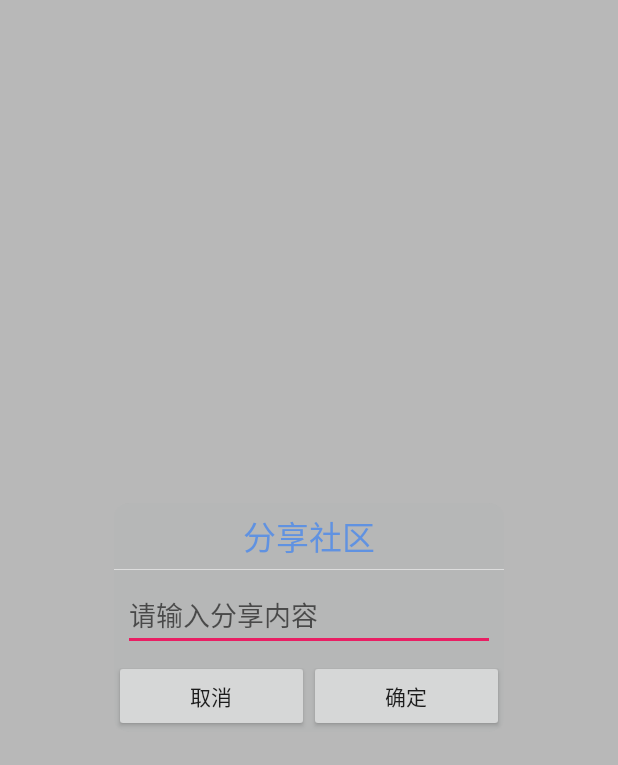
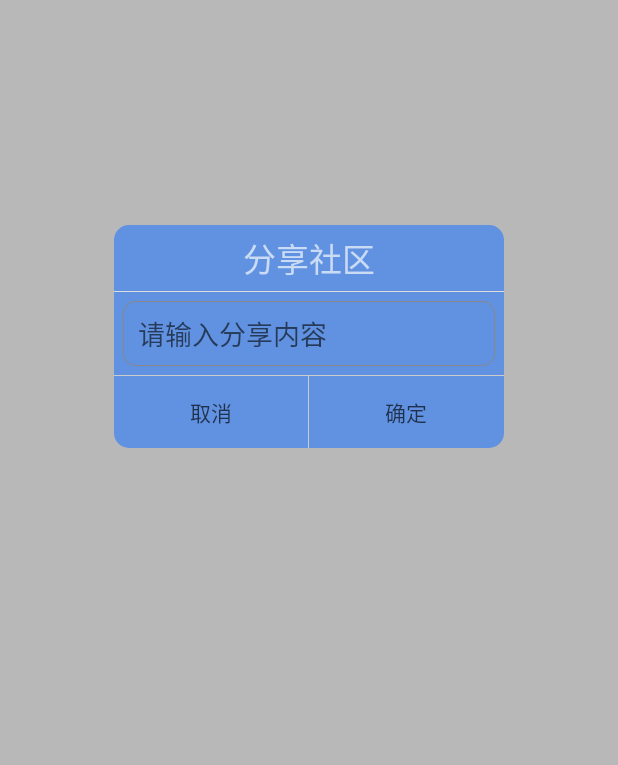
Before and after one commit to 1004145468/FaceAuth, an Android app: the layout dialog_communication.xml on its own in the app's theme, with its tools: preview values and no code run, on a phone screen of 412 x 824 dp. Shown: the top 765 px of the screen. Run offline under Robolectric (Android 15) with nearby library versions, the phone set to English and light mode, and no system bars.

```diff
--- a/FaceAuth/app/src/main/AndroidManifest.xml
+++ b/FaceAuth/app/src/main/AndroidManifest.xml
@@ -74,7 +74,8 @@
         <activity
             android:name=".ShareActivity"
             android:theme="@style/translucent_theme" />
-        <activity android:name=".UserDetailActivity"></activity>
+        <activity android:name=".UserDetailActivity" />
+        <activity android:name=".WorksActivity"></activity>
     </application>
 
 </manifest>
--- a/FaceAuth/app/src/main/java/com/xtu/faceauth/bean/Works.java
+++ b/FaceAuth/app/src/main/java/com/xtu/faceauth/bean/Works.java
@@ -12,6 +12,8 @@ public class Works extends BmobObject{
     private String Content;   //分享的内容说明
 
     private String worksPath; //分享作品的网络存储地址
+
+    public Works(){}
 
     public Works(TYUser mAuthor, String content, String worksPath) {
         this.mAuthor = mAuthor;
--- a/FaceAuth/app/src/main/java/com/xtu/faceauth/fragment/OwnerFragment.java
+++ b/FaceAuth/app/src/main/java/com/xtu/faceauth/fragment/OwnerFragment.java
@@ -18,6 +18,7 @@ import com.xtu.faceauth.MainActivity;
 import com.xtu.faceauth.PersonDetail;
 import com.xtu.faceauth.R;
 import com.xtu.faceauth.SafeActivity;
+import com.xtu.faceauth.WorksActivity;
 import com.xtu.faceauth.bean.TYUser;
 import com.xtu.faceauth.utils.BmobUtils;
 import com.xtu.faceauth.utils.ImageUtils;
@@ -100,7 +101,8 @@ public class OwnerFragment extends Fragment implements View.OnClickListener {
                 mActivity.startActivity(intent);
                 break;
             case R.id.id_mworks:
-
+                intent.setClass(getActivity(), WorksActivity.class);
+                mActivity.startActivity(intent);
                 break;
             case R.id.id_safe:
                 intent.setClass(getActivity(), SafeActivity.class);
--- a/FaceAuth/app/src/main/java/com/xtu/faceauth/utils/ProgressbarUtils.java
+++ b/FaceAuth/app/src/main/java/com/xtu/faceauth/utils/ProgressbarUtils.java
@@ -14,7 +14,7 @@ public class ProgressbarUtils {
     public static void showDialog(Context context,String msg){
         mProgressDialog = new ProgressDialog(context);
         mProgressDialog.setMessage(msg);
-        mProgressDialog.setCancelable(true);
+        mProgressDialog.setCancelable(false);
         mProgressDialog.show();
         isShowing = true;
     }
--- a/FaceAuth/app/src/main/res/drawable/funcpic_dialogbackground.xml
+++ b/FaceAuth/app/src/main/res/drawable/funcpic_dialogbackground.xml
@@ -1,7 +1,7 @@
 <?xml version="1.0" encoding="utf-8"?>
 <shape xmlns:android="http://schemas.android.com/apk/res/android"
     android:shape="rectangle">
-    <solid android:color="#b6b7b7"/>
+    <solid android:color="#6092e1"/>
 
     <corners android:radius="10dp"/>
 </shape>
--- a/FaceAuth/app/src/main/res/layout/dialog_communication.xml
+++ b/FaceAuth/app/src/main/res/layout/dialog_communication.xml
@@ -9,7 +9,8 @@
         android:id="@+id/id_sharedialog"
         android:layout_width="260dp"
         android:layout_height="wrap_content"
-        android:layout_centerInParent="true"
+       android:layout_centerHorizontal="true"
+        android:layout_marginTop="150dp"
         android:background="@drawable/funcpic_dialogbackground"
         android:orientation="vertical">
 
@@ -19,7 +20,7 @@
             android:gravity="center_horizontal"
             android:padding="5dp"
             android:text="@string/funcpic_dialogtitle"
-            android:textColor="#6092e1"
+            android:textColor="#afff"
             android:textSize="22sp" />
 
         <View
@@ -34,8 +35,14 @@
             android:layout_margin="6dp"
             android:textSize="18sp"
             android:hint="@string/funcpic_dialoghint"
+            android:background="@drawable/edit"
             android:maxLines="3"
             />
+
+        <View
+            android:layout_width="match_parent"
+            android:layout_height="0.5dp"
+            android:background="#ccc"/>
 
         <LinearLayout
             android:layout_width="match_parent"
@@ -47,15 +54,25 @@
                 android:layout_height="wrap_content"
                 android:layout_weight="1"
                 android:text="@string/funcpic_dialogcancel"
+                android:textColor="#a000"
+                android:background="@android:color/transparent"
                 android:onClick="canelShare"
                 />
+
+            <View
+                android:layout_width="0.5dp"
+                android:layout_height="match_parent"
+                android:background="#ccc"/>
 
             <Button
                 android:layout_width="0dp"
                 android:layout_height="wrap_content"
                 android:layout_weight="1"
                 android:text="@string/funcpic_dialogok"
+                android:padding="12dp"
+                android:background="@android:color/transparent"
                 android:onClick="okShare"
+                android:textColor="#a000"
                 />
         </LinearLayout>
 
```
Also changed, not shown: FaceAuth/app/src/main/java/com/xtu/faceauth/UserDetailActivity.java (+3 -4 lines), FaceAuth/app/src/main/java/com/xtu/faceauth/WorksActivity.java (added, +105 -0 lines), FaceAuth/app/src/main/java/com/xtu/faceauth/adapter/WorksAdapter.java (+5 -4 lines), FaceAuth/app/src/main/res/layout/activity_works.xml (added, +16 -0 lines).
